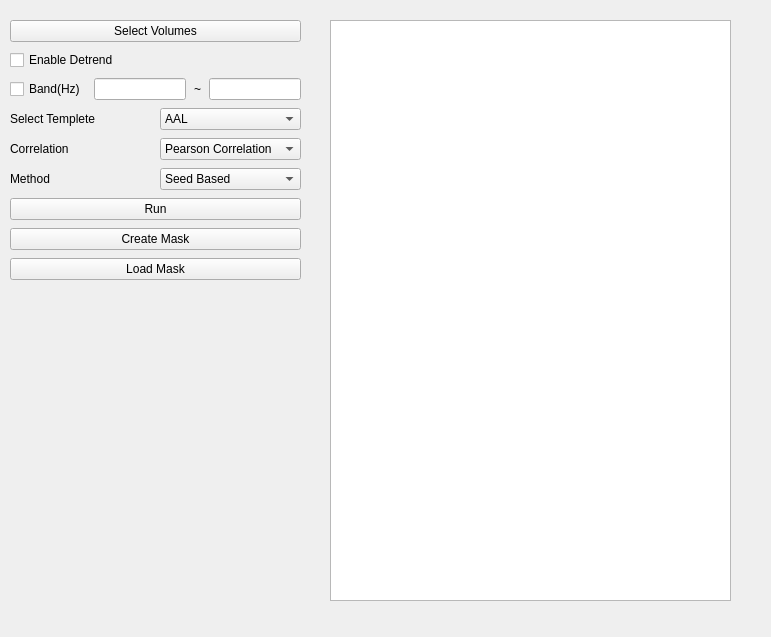
First picture: the form in PearsonCorrelation/ROIBasedPanel.ui, repository Beastmaster/BrainConnectivityDetection, before the edit.
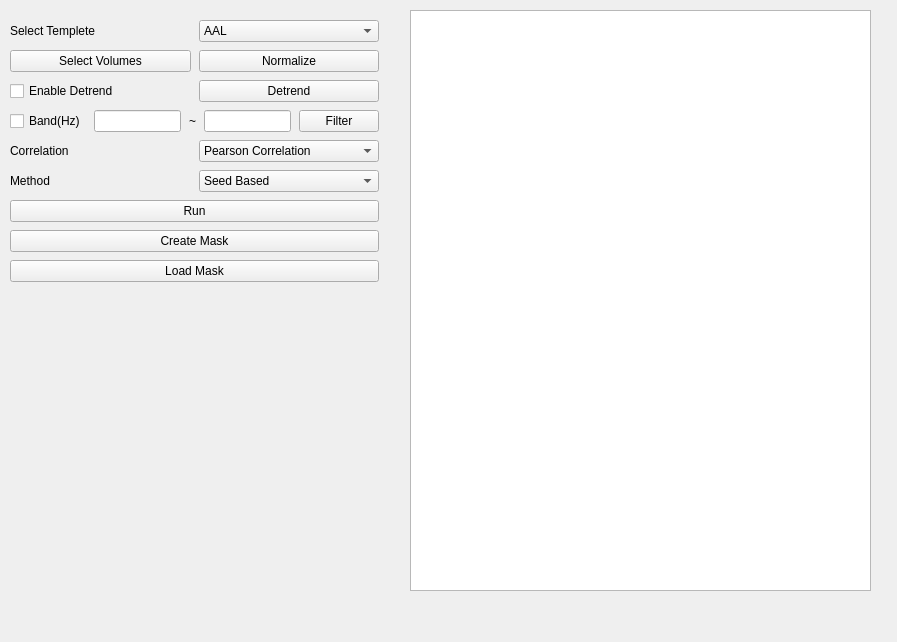
Second picture: the form after the edit.

Diff of the .ui file:
```diff
--- a/PearsonCorrelation/ROIBasedPanel.ui
+++ b/PearsonCorrelation/ROIBasedPanel.ui
@@ -6,8 +6,8 @@
    <rect>
     <x>0</x>
     <y>0</y>
-    <width>771</width>
-    <height>637</height>
+    <width>897</width>
+    <height>642</height>
    </rect>
   </property>
   <property name="windowTitle">
@@ -18,7 +18,7 @@
     <rect>
      <x>10</x>
      <y>20</y>
-     <width>291</width>
+     <width>369</width>
      <height>581</height>
     </rect>
    </property>
@@ -29,6 +29,39 @@
     <property name="sizeConstraint">
      <enum>QLayout::SetMaximumSize</enum>
     </property>
+    <item>
+     <layout class="QHBoxLayout" name="horizontalLayout">
+      <property name="sizeConstraint">
+       <enum>QLayout::SetMaximumSize</enum>
+      </property>
+      <item>
+       <widget class="QLabel" name="label">
+        <property name="text">
+         <string>Select Templete</string>
+        </property>
+       </widget>
+      </item>
+      <item>
+       <widget class="QComboBox" name="sel_templete">
+        <item>
+         <property name="text">
+          <string>AAL</string>
+         </property>
+        </item>
+        <item>
+         <property name="text">
+          <string>Talarich</string>
+         </property>
+        </item>
+        <item>
+         <property name="text">
+          <string>Broadman</string>
+         </property>
+        </item>
+       </widget>
+      </item>
+     </layout>
+    </item>
     <item>
      <layout class="QHBoxLayout" name="horizontalLayout_6">
       <item>
@@ -38,6 +71,13 @@
         </property>
        </widget>
       </item>
+      <item>
+       <widget class="QPushButton" name="normalize_Btn">
+        <property name="text">
+         <string>Normalize</string>
+        </property>
+       </widget>
+      </item>
      </layout>
     </item>
     <item>
@@ -49,6 +89,13 @@
         </property>
        </widget>
       </item>
+      <item>
+       <widget class="QPushButton" name="detrend_Btn">
+        <property name="text">
+         <string>Detrend</string>
+        </property>
+       </widget>
+      </item>
      </layout>
     </item>
     <item>
@@ -73,39 +120,13 @@
       <item>
        <widget class="QLineEdit" name="in_higher_frequency"/>
       </item>
-     </layout>
-    </item>
-    <item>
-     <layout class="QHBoxLayout" name="horizontalLayout">
-      <property name="sizeConstraint">
-       <enum>QLayout::SetMaximumSize</enum>
-      </property>
       <item>
-       <widget class="QLabel" name="label">
+       <widget class="QPushButton" name="filter_Btn">
         <property name="text">
-         <string>Select Templete</string>
+         <string>Filter</string>
         </property>
        </widget>
       </item>
-      <item>
-       <widget class="QComboBox" name="sel_templete">
-        <item>
-         <property name="text">
-          <string>AAL</string>
-         </property>
-        </item>
-        <item>
-         <property name="text">
-          <string>Talarich</string>
-         </property>
-        </item>
-        <item>
-         <property name="text">
-          <string>Broadman</string>
-         </property>
-        </item>
-       </widget>
-      </item>
      </layout>
     </item>
     <item>
@@ -179,9 +200,9 @@
   <widget class="QGraphicsView" name="graphicsView">
    <property name="geometry">
     <rect>
-     <x>330</x>
-     <y>20</y>
-     <width>401</width>
+     <x>410</x>
+     <y>10</y>
+     <width>461</width>
      <height>581</height>
     </rect>
    </property>
```
